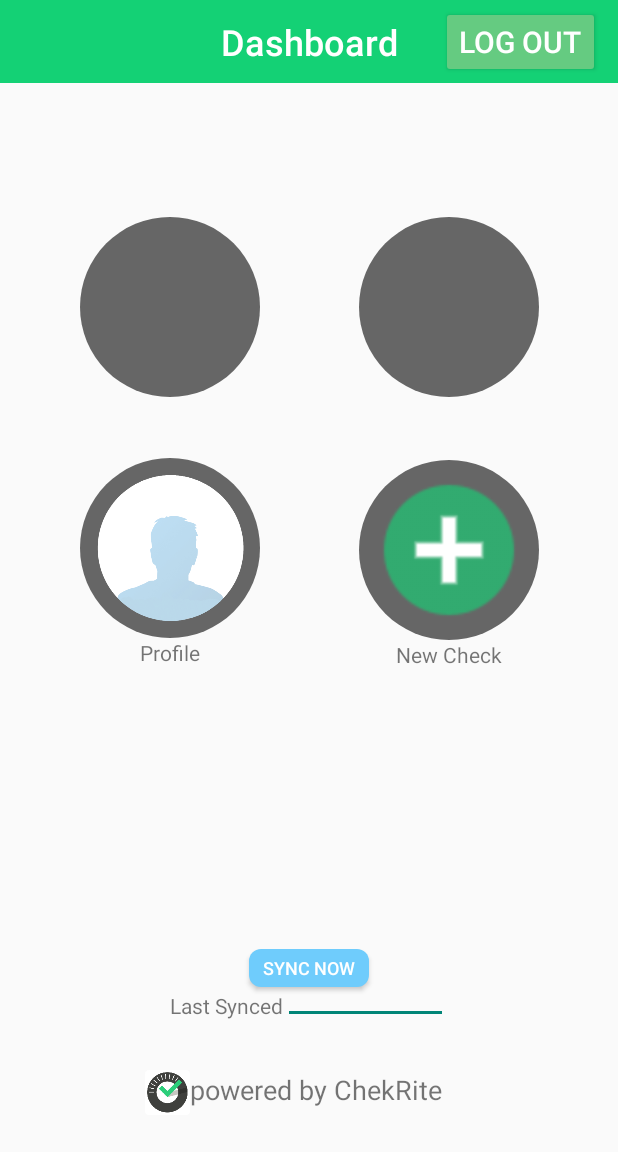
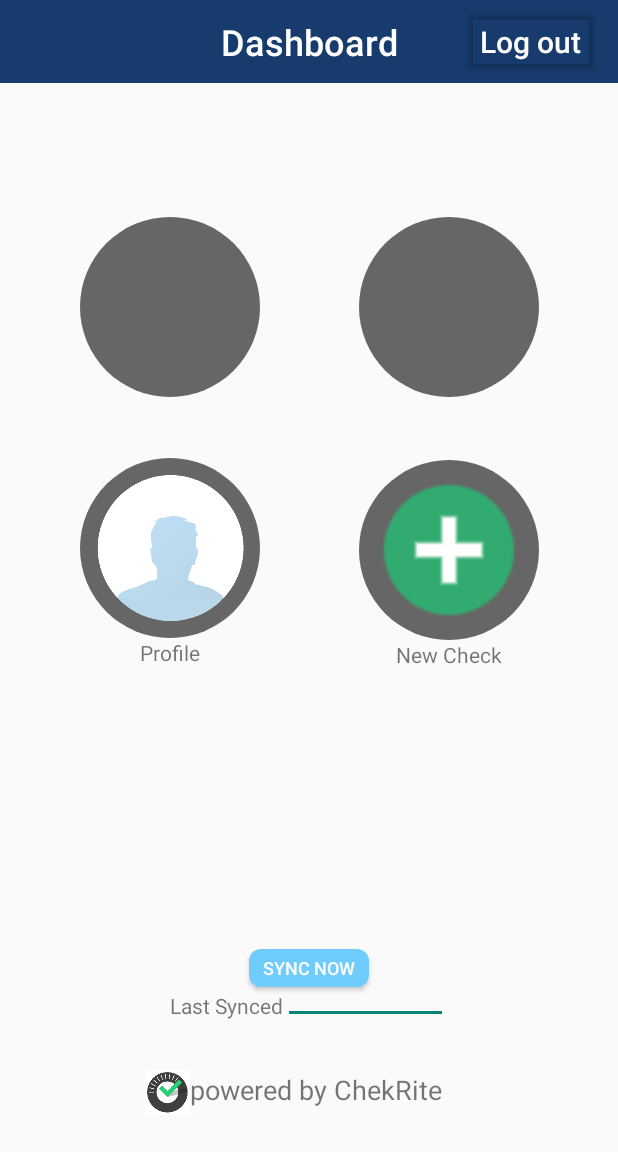
Before and after one commit to ariel-tann/ChekriteAppProject, an Android app: the Dashboard screen opened directly, with no data from a screen before it, on a phone screen of 412 x 824 dp. Shown: the top 1152 px of the screen. Run offline under Robolectric (Android 15) with nearby library versions, the phone set to English and light mode, and no system bars.

Commit message:
modify pin buttom align

```diff
--- a/app/src/main/res/layout/activity_dashboard.xml
+++ b/app/src/main/res/layout/activity_dashboard.xml
@@ -16,7 +16,7 @@
         android:id="@+id/toolbar"
         android:layout_width="match_parent"
         android:layout_height="55dp"
-        android:background="#14d175 "
+        android:background="@color/dark_blue"
         android:minHeight="?attr/actionBarSize"
         android:theme="?attr/actionBarTheme"
         app:layout_constraintEnd_toEndOf="parent"
@@ -182,8 +182,9 @@
         android:layout_width="wrap_content"
         android:layout_height="wrap_content"
         android:text="@string/log_out"
+        android:textAllCaps="false"
         android:textColor="#ffffff"
-        android:backgroundTint="@color/lime_green"
+        android:backgroundTint="@android:color/transparent"
         android:textSize="20dp"
         app:layout_constraintBottom_toBottomOf="@+id/toolbar"
         app:layout_constraintEnd_toEndOf="@+id/toolbar"
--- a/app/src/main/res/layout/pin_layout.xml
+++ b/app/src/main/res/layout/pin_layout.xml
@@ -163,11 +163,10 @@
             android:layout_width="240dp"
             android:layout_height="70dp"
             android:layout_below="@id/digit_0"
-        android:layout_alignParentEnd="true"
             android:layout_gravity="center"
             android:layout_marginTop="38dp"
-        android:layout_marginEnd="85dp"
             android:background="@drawable/btn_gray"
+            android:layout_centerHorizontal="true"
             android:gravity="center"
             android:text="@string/btn_pin_enter"
             android:textAllCaps="false"
```
Lines whose indentation alone changed are shown as unchanged.
